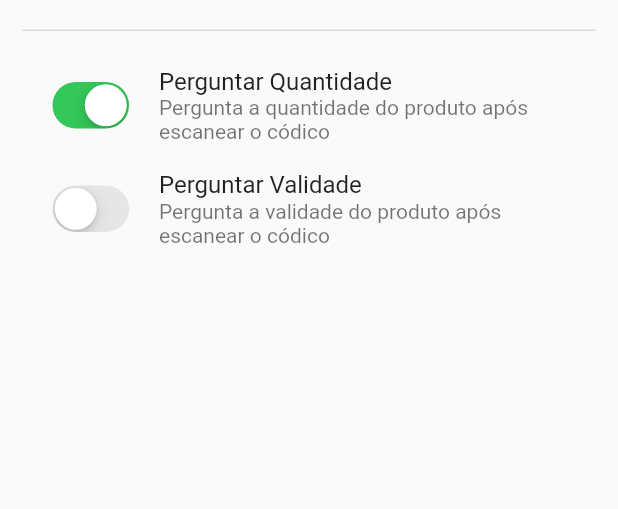
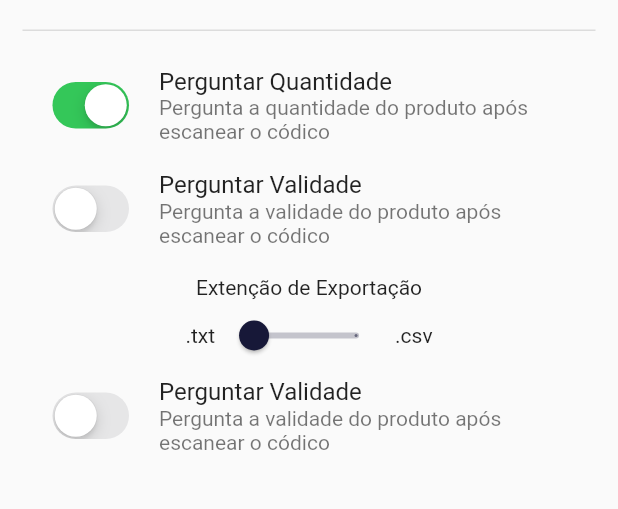
Before and after one commit to VitorPaulo21/ability_scanner, a Flutter app: the AppDrawer screen opened directly, on a phone screen of 412 x 824 dp, the part 329-838 px from its top. Run offline on Flutter 3.47's test engine with Material 2 defaults, Android fonts, the light colour scheme and no system bars; our stand-ins replace assets_audio_player, share_plus, shared_preferences; missing offline and left inert: flutter_barcode_scanner, qr_code_scanner; accounts and stored records are empty.

Commit message:
exportation working, file format settings implemented, missing file layuts settings

```diff
--- a/lib/components/app_drawer.dart
+++ b/lib/components/app_drawer.dart
@@ -13,7 +13,9 @@ class AppDrawer extends StatefulWidget {
 class _AppDrawerState extends State<AppDrawer> {
   @override
   Widget build(BuildContext context) {
-    SettingsProvider settingsProvider = Provider.of<SettingsProvider>(context);
+    SettingsProvider settingsProvider = Provider.of<SettingsProvider>(
+      context,
+    );
     return Drawer(
         child: Scaffold(
       appBar: AppBar(
@@ -83,7 +85,53 @@ class _AppDrawerState extends State<AppDrawer> {
                 title: const Text("Perguntar Validade"),
                 subtitle: const Text(
                     "Pergunta a validade do produto após escanear o códico"),
-              )
+              ),
+              SizedBox(
+                height: 15,
+              ),
+              Column(children: [
+                Text("Extenção de Exportação"),
+                Column(
+                  crossAxisAlignment: CrossAxisAlignment.center,
+                  mainAxisSize: MainAxisSize.min,
+                  children: [
+                    Row(
+                      mainAxisAlignment: MainAxisAlignment.center,
+                      mainAxisSize: MainAxisSize.max,
+                      children: [
+                        Text(".txt"),
+                        Container(
+                          width: 120,
+                          child: Consumer<SettingsProvider>(
+                              builder: (ctx, seetings, _) {
+                            return Slider(
+                              value: settingsProvider.fileFormat ? 1 : 0,
+                              onChanged: (value) {
+                                settingsProvider.fileFormat =
+                                    value == 0 ? false : true;
+                              },
+                              divisions: 1,
+                              label:
+                                  settingsProvider.fileFormat ? ".csv" : ".txt",
+                            );
+                          }),
+                        ),
+                        Text(".csv")
+                      ],
+                    ),
+                  ],
+                ),
+              ]),
+              ListTile(
+                leading: CupertinoSwitch(
+                    value: settingsProvider.validityAsk,
+                    onChanged: (value) {
+                      settingsProvider.validityAsk = value;
+                    }),
+                title: const Text("Perguntar Validade"),
+                subtitle: const Text(
+                    "Pergunta a validade do produto após escanear o códico"),
+              ),
             ],
           ),
         ),
--- a/lib/providers/settings_provider.dart
+++ b/lib/providers/settings_provider.dart
@@ -5,9 +5,11 @@ class SettingsProvider with ChangeNotifier {
   bool _quantityAsk = true;
   bool _validityAsk = false;
   bool _continuousScanner = false;
+  bool _fileFormat = true;
 
   bool get quantityAsk => _quantityAsk;
   bool get validityAsk => _validityAsk;
+  bool get fileFormat => _fileFormat;
   bool get continuousScanner => _continuousScanner;
   SettingsProvider() {
     sync();
@@ -28,9 +30,15 @@ class SettingsProvider with ChangeNotifier {
 
   set continuousScanner(bool value) {
     _continuousScanner = value;
-    notifyListeners();
+
     SharedPreferences.getInstance().then(
         (prefs) => prefs.setBool("continuousScanner", _continuousScanner));
+  }
+  set fileFormat(bool value) {
+    _fileFormat = value;
+    notifyListeners();
+    SharedPreferences.getInstance()
+        .then((prefs) => prefs.setBool("fileFormat", _continuousScanner));
   }
 
   void sync() async {
@@ -38,6 +46,7 @@ class SettingsProvider with ChangeNotifier {
     _quantityAsk = prefs.getBool("quantityAsk") ?? true;
     _validityAsk = prefs.getBool("validityAsk") ?? false;
     _continuousScanner = prefs.getBool("continuousScanner") ?? false;
+    _fileFormat = prefs.getBool("fileFormat") ?? false;
     notifyListeners();
   }
 }
```
Also changed, not shown: lib/providers/produto_provider.dart (+9 -3 lines), lib/screens/home_screen.dart (+17 -9 lines), lib/utils/write_data.dart (+5 -4 lines).
